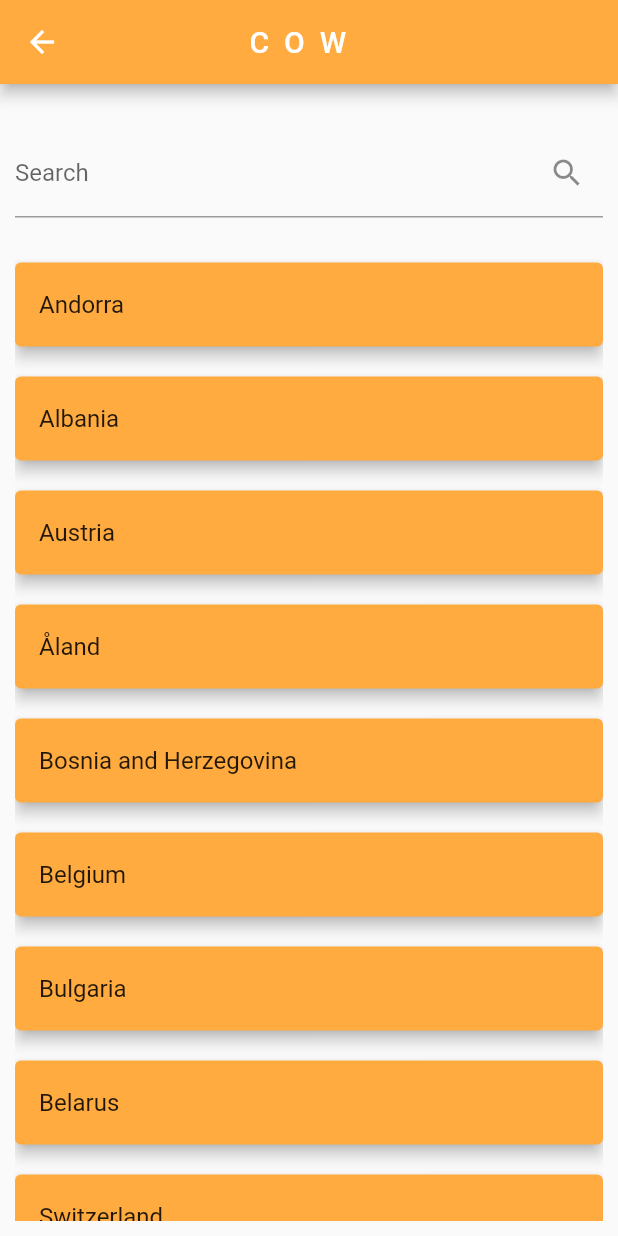
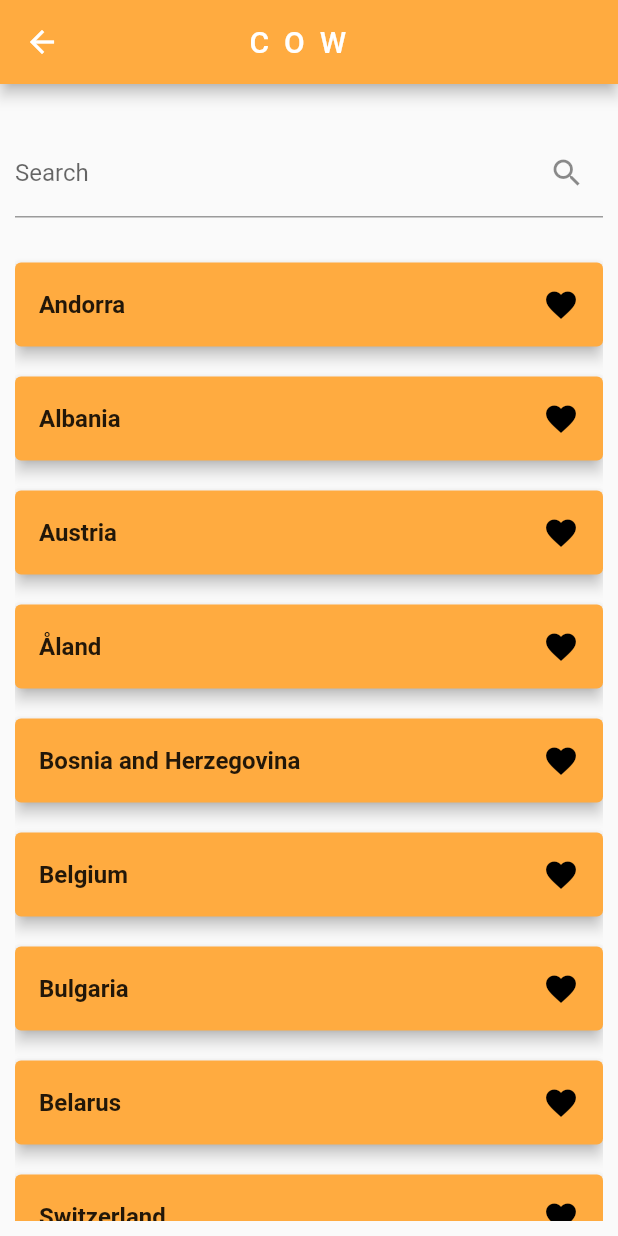
Before and after one commit to mohammadfaidi/App-Map, a Flutter app: the screen it shows after launch, after a tap on "Europa", on a phone screen of 412 x 824 dp. Run offline on Flutter 3.47's test engine with Material 2 defaults, Android fonts, the phone set to English and light mode, and no system bars.

Commit message:
Update countries.dart

```diff
--- a/lib/countries.dart
+++ b/lib/countries.dart
@@ -75,8 +75,8 @@ Widget build(BuildContext context){
                         elevation: 4,
                         margin: EdgeInsets.symmetric(vertical: 10),
                         child: ListTile(
-
-                          title: Text(countries[index]['name']),
+                          trailing: Icon(Icons.favorite,color: Colors.black,),
+                          title: Text(countries[index]['name'],style: TextStyle(fontWeight: FontWeight.bold),),
                          // subtitle: Text(
                            //   '${_foundUsers[index]["age"].toString()} years old'),
                         ),
```
